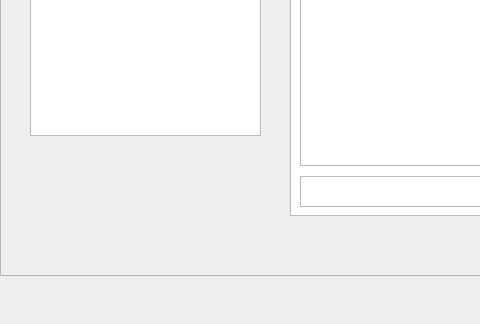
The window that messengerApp/AppUI.ui (dey44and/point-to-point-encryption) describes before a commit, drawn with Qt 5; both pictures show x 0 to 480 and y 275 to 599 of the 800 by 599 pixel window.
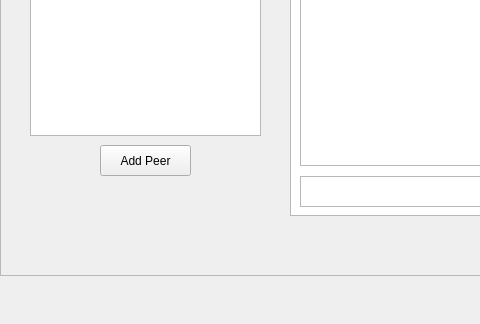
The same window after the commit.

What changed in the file:
```diff
--- a/messengerApp/AppUI.ui
+++ b/messengerApp/AppUI.ui
@@ -148,6 +148,19 @@
          <string>TextLabel</string>
         </property>
        </widget>
+       <widget class="QPushButton" name="findPeerButton">
+        <property name="geometry">
+         <rect>
+          <x>100</x>
+          <y>420</y>
+          <width>91</width>
+          <height>31</height>
+         </rect>
+        </property>
+        <property name="text">
+         <string>Add Peer</string>
+        </property>
+       </widget>
       </widget>
      </item>
     </layout>
```
